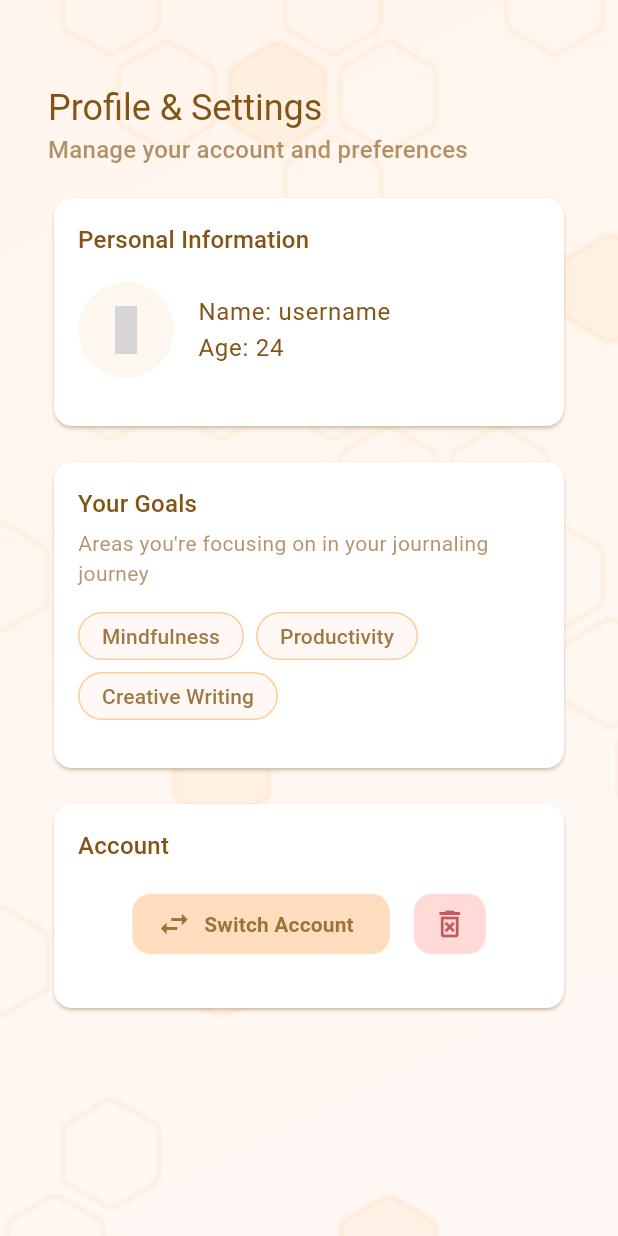
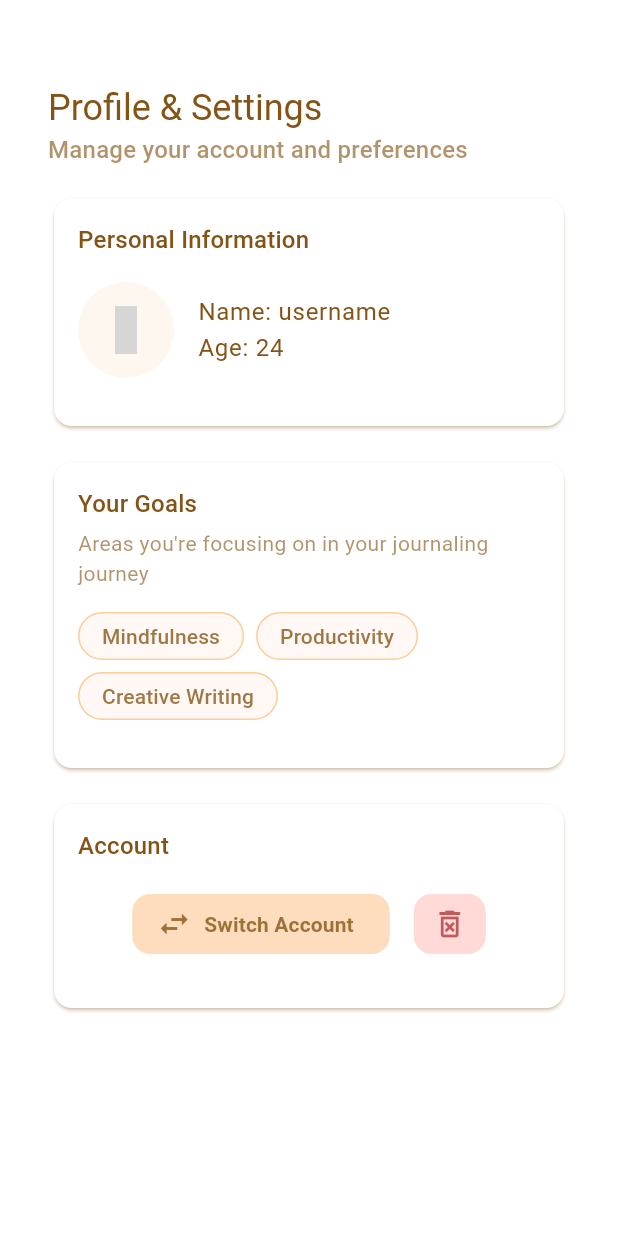
Before and after one commit to XHCFS/beebetter, a Flutter app: the ProfilePage screen opened directly, on a phone screen of 412 x 824 dp. Run offline on Flutter 3.47's test engine with Material 3 defaults, Android fonts, the phone set to English and light mode, and no system bars; our stand-ins replace drift, fl_chart, flutter_card_swiper, material_symbols_icons, smooth_page_indicator, table_calendar; missing offline and left inert: record; accounts and stored records are empty; generated files the repository leaves out were written again; grey boxes are pictures that could not be loaded.

Commit message:
Move background pattern outside pageview

```diff
--- a/lib/pages/MainPage/MainPageUI.dart
+++ b/lib/pages/MainPage/MainPageUI.dart
@@ -1,5 +1,6 @@
 import 'package:flutter/material.dart';
 import 'package:provider/provider.dart';
+import 'package:beebetter/widgets/BackgroundGradient.dart';
 import 'package:beebetter/widgets/NavigationBar.dart';
 import 'package:beebetter/pages/TodayPage/TodayPage.dart';
 import 'package:beebetter/pages/MainPage/GuidedModeOverlay.dart';
@@ -27,8 +28,12 @@ class MainPageUI extends StatelessWidget {
 
     return Scaffold(
       resizeToAvoidBottomInset: false,
+      backgroundColor: Colors.transparent,
       body: Stack(
         children: [
+          BackgroundGradient(
+            body: const SizedBox.expand(),
+          ),
           // ---------------------------------------------------
           // Swipe Gesture Detector
           // ---------------------------------------------------
--- a/lib/pages/ProfilePage/ProfilePage.dart
+++ b/lib/pages/ProfilePage/ProfilePage.dart
@@ -1,6 +1,5 @@
 import 'package:flutter/material.dart';
 import 'package:provider/provider.dart';
-import 'package:beebetter/widgets/BackgroundGradient.dart';
 import 'package:beebetter/pages/ProfilePage/ProfilePageLogic.dart';
 import 'package:beebetter/pages/ProfilePage/ProfilePageUI.dart';
 
@@ -11,13 +10,11 @@ class ProfilePage extends StatelessWidget{
       create: (_) => ProfilePageLogic(),
       child: Scaffold(
         resizeToAvoidBottomInset: false,
-        body: BackgroundGradient(
-          body:
-          SafeArea(
-            child: Padding(
-              padding: const EdgeInsets.symmetric(horizontal: 16.0, vertical: 24.0), // top & horizontal padding
-              child: ProfilePageUI(),
-            ),
+        backgroundColor: Colors.transparent,
+        body: SafeArea(
+          child: Padding(
+            padding: const EdgeInsets.symmetric(horizontal: 16.0, vertical: 24.0), // top & horizontal padding
+            child: ProfilePageUI(),
           ),
         ),
       ),
```
Also changed, not shown: lib/pages/Dashboard/Dashboard.dart (+5 -8 lines), lib/pages/TodayPage/TodayPage.dart (+6 -9 lines).
